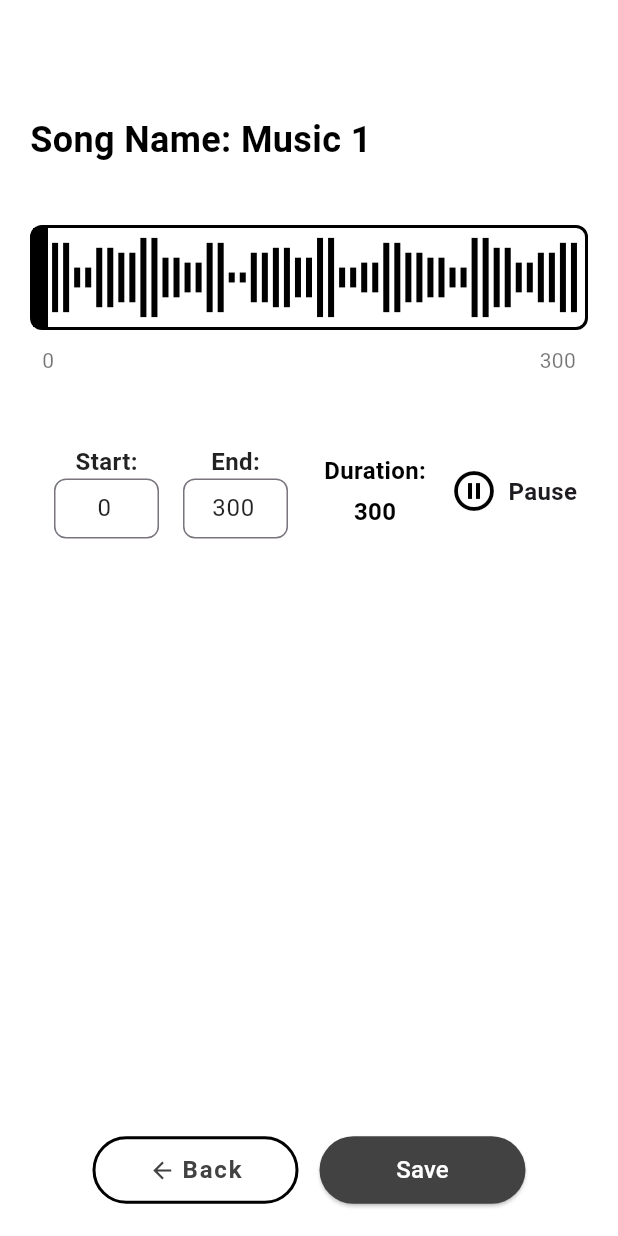
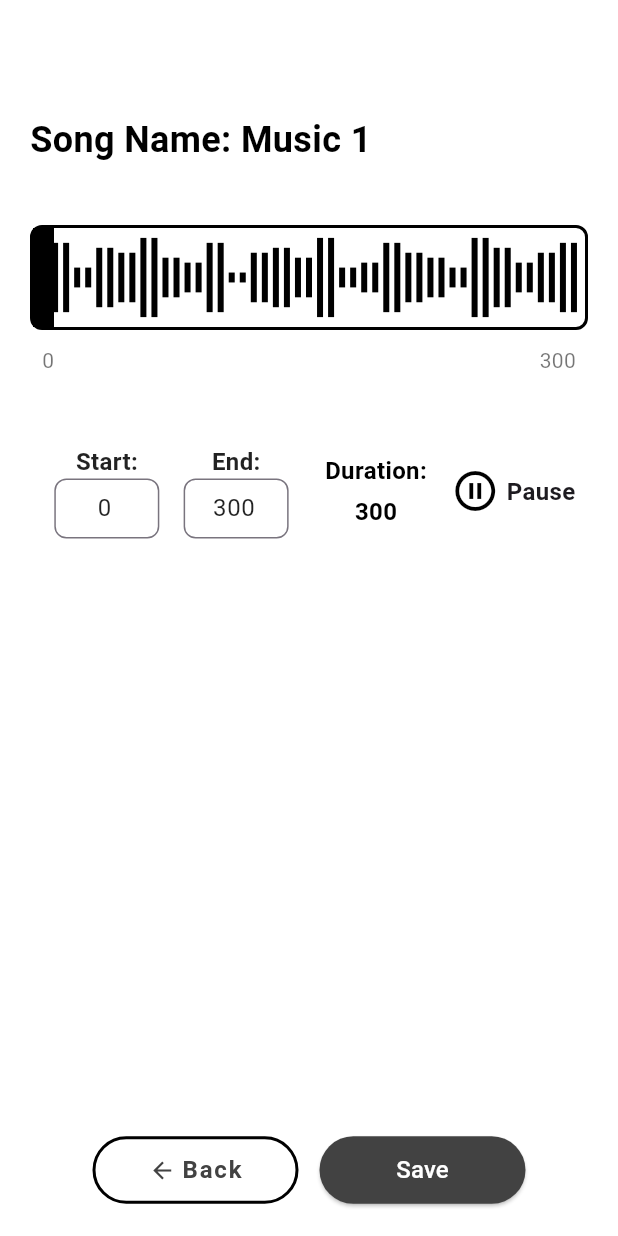
Before and after one commit to Amanbig/template, a Flutter app: the AudioCropperPage screen opened directly, after a tap on "Play", on a phone screen of 412 x 824 dp. Run offline on Flutter 3.47's test engine with Material 3 defaults, Android fonts, the light colour scheme and no system bars; our stand-ins replace audioplayers, file_picker, flutter_riverpod; missing offline and left inert: ffmpeg_kit_flutter_min; Roboto replaces fonts that are missing (Times New Roman).

Commit message:
reduced size

```diff
--- a/lib/pages/crop_page.dart
+++ b/lib/pages/crop_page.dart
@@ -3,9 +3,8 @@ import 'dart:io';
 import 'dart:math';
 
 import 'package:audioplayers/audioplayers.dart';
-
-import 'package:ffmpeg_kit_flutter/ffmpeg_kit.dart';
-import 'package:ffmpeg_kit_flutter/return_code.dart';
+import 'package:ffmpeg_kit_flutter_min/ffmpeg_kit.dart';
+import 'package:ffmpeg_kit_flutter_min/return_code.dart';
 
 import 'package:flutter/material.dart';
 
@@ -23,7 +22,7 @@ import 'package:template/widgets/time_input.dart';
 import 'package:template/widgets/time_labels.dart';
 
 class AudioCropperPage extends ConsumerStatefulWidget {
-  AudioCropperPage({super.key});
+  const AudioCropperPage({super.key});
 
   @override
   ConsumerState<AudioCropperPage> createState() => _AudioCropperPageState();
@@ -41,8 +40,8 @@ class _AudioCropperPageState extends ConsumerState<AudioCropperPage> {
   double end = 300;
   bool isDraggingStart = false;
   bool isDraggingEnd = false;
-  double startDragX = 0;
   bool isDragging = false;
+  double dragStartPosition = 0;
 
   @override
   void initState() {
@@ -104,7 +103,7 @@ class _AudioCropperPageState extends ConsumerState<AudioCropperPage> {
 
       final directory = await getApplicationDocumentsDirectory();
       final timestamp = DateTime.now().millisecondsSinceEpoch;
-      final outputPath = '${directory.path}/cropped_${timestamp}.mp3';
+      final outputPath = '${directory.path}/cropped_$timestamp.mp3';
 
       // Ensure input file exists
       final inputFile = File(selectedMusic.url);
@@ -136,6 +135,10 @@ class _AudioCropperPageState extends ConsumerState<AudioCropperPage> {
               url: outputPath,
               base64Data: base64String, // Include base64-encoded data
             );
+
+            if(selectedMusic.name.contains('(cropped)')){
+              await File(selectedMusic.url).delete();
+              }// Delete safely without affecting the input file
 
             musicState.updateAudioPath(outputPath);
             musicState.updateSelectedMusic(updatedMusic);
@@ -200,17 +203,27 @@ class _AudioCropperPageState extends ConsumerState<AudioCropperPage> {
     if (isPlaying) {
       await _audioPlayer.pause();
     } else {
-      final fileUri =
-          Uri.file(ref.read(musicStateProvider).selectedMusic.url).toString();
+      final fileUri = Uri.file(ref.read(musicStateProvider).selectedMusic.url).toString();
       await _audioPlayer.play(DeviceFileSource(fileUri));
-      await _audioPlayer.seek(Duration(
-          milliseconds:
-              (!isDragging ? start * 1000 : startDragX >= currentTime?startDragX * 1000 : currentTime * 1000).toInt()));
+
+      // Calculate the correct playback position
+      double playbackPosition;
+      if (isDragging) {
+        // If dragging, use the drag position if it's within bounds
+        playbackPosition = dragStartPosition.clamp(start, end);
+      } else {
+        // If not dragging, use current position or start position
+        playbackPosition = currentTime >= start && currentTime <= end ?
+        currentTime : start;
+      }
+
+      await _audioPlayer.seek(Duration(milliseconds: (playbackPosition * 1000).toInt()));
     }
     setState(() {
       isPlaying = !isPlaying;
     });
   }
+
 
   String _formatTime(double time) {
     final seconds = time.toInt();
@@ -286,13 +299,15 @@ class _AudioCropperPageState extends ConsumerState<AudioCropperPage> {
         final tapPosition = details.localPosition.dx;
         final waveformWidth = context.size!.width - 32;
         final newTime = (tapPosition / waveformWidth) * totalDuration;
+        final clampedTime = newTime.clamp(0, totalDuration);
+
         setState(() {
-          currentTime = newTime.clamp(0, totalDuration);
-          _currentTimeNotifier.value = currentTime;
-          startDragX = currentTime;
-          isDragging = start <= startDragX && startDragX <= end;
-          _audioPlayer
-              .seek(Duration(milliseconds: (currentTime * 1000).toInt()));
+          currentTime = clampedTime.toDouble();
+          _currentTimeNotifier.value = clampedTime.toDouble();
+          dragStartPosition = clampedTime.toDouble();
+          // Only set isDragging if the tap is within the crop region
+          isDragging = clampedTime >= start && clampedTime <= end;
+          _audioPlayer.seek(Duration(milliseconds: (clampedTime * 1000).toInt()));
         });
       },
       child: Container(
@@ -326,11 +341,9 @@ class _AudioCropperPageState extends ConsumerState<AudioCropperPage> {
                 ValueListenableBuilder<double>(
                   valueListenable: _currentTimeNotifier,
                   builder: (context, currentTime, _) {
-                    final leftPosition =
-                        (currentTime / totalDuration) * waveformWidth;
+                    final leftPosition = (currentTime / totalDuration) * waveformWidth;
                     return Positioned(
-                      left: leftPosition.clamp(
-                          0, waveformWidth - 4), // Prevent overflow
+                      left: leftPosition.clamp(0, waveformWidth - 4),
                       child: Container(
                         width: 4,
                         height: 70,
@@ -375,17 +388,17 @@ class _AudioCropperPageState extends ConsumerState<AudioCropperPage> {
             behavior: HitTestBehavior.translucent,
             onHorizontalDragUpdate: (details) {
               setState(() {
-                final newStart = start +
-                    (details.primaryDelta! / containerWidth) * totalDuration;
+                final newStart = start + (details.primaryDelta! / containerWidth) * totalDuration;
                 start = newStart.clamp(0, end - 1);
                 _startController.text = _formatTime(start);
-                if(start>startDragX){
+                // Update dragging state if current position is now outside bounds
+                if (isDragging && dragStartPosition < start) {
                   isDragging = false;
                 }
               });
             },
             child: Container(
-              width: 10,
+              width: 14,
               height: 70,
               color: Colors.black,
             ),
@@ -393,23 +406,22 @@ class _AudioCropperPageState extends ConsumerState<AudioCropperPage> {
         ),
         // End handle
         Positioned(
-          left: ((end / totalDuration) * containerWidth) -
-              10, // Subtract handle width
+          left: ((end / totalDuration) * containerWidth) - 14,
           child: GestureDetector(
             behavior: HitTestBehavior.translucent,
             onHorizontalDragUpdate: (details) {
               setState(() {
-                final newEnd = end +
-                    (details.primaryDelta! / containerWidth) * totalDuration;
+                final newEnd = end + (details.primaryDelta! / containerWidth) * totalDuration;
                 end = newEnd.clamp(start + 1, totalDuration);
                 _endController.text = _formatTime(end);
-                if(startDragX>end){
+                // Update dragging state if current position is now outside bounds
+                if (isDragging && dragStartPosition > end) {
                   isDragging = false;
                 }
               });
             },
             child: Container(
-              width: 10,
+              width: 14,
               height: 70,
               color: Colors.black,
             ),
--- a/lib/widgets/PlayBackControls.dart
+++ b/lib/widgets/PlayBackControls.dart
@@ -35,7 +35,7 @@ class PlaybackControls extends StatelessWidget {
               AnimatedSwitcher(
                 duration: const Duration(milliseconds: 200),
                 child: SizedBox(
-                  width: 50, // Fixed width to avoid layout shifts
+                  width: 46, // Fixed width to avoid layout shifts
                   child: Text(
                     isPlaying ? 'Pause' : 'Play',
                     key: ValueKey<bool>(isPlaying),
--- a/pubspec.yaml
+++ b/pubspec.yaml
@@ -33,13 +33,11 @@ dependencies:
 
   # The following adds the Cupertino Icons font to your application.
   # Use with the CupertinoIcons class for iOS style icons.
-  cupertino_icons: ^1.0.8
   audioplayers: ^6.1.0
-  google_fonts: ^6.2.1
   path_provider: ^2.1.5
   file_picker: ^8.1.7
-  ffmpeg_kit_flutter: ^6.0.3
   flutter_riverpod: ^2.6.1
+  ffmpeg_kit_flutter_min: ^6.0.3
 
 
 
```
Also changed, not shown: pubspec.lock, 4 other files.
